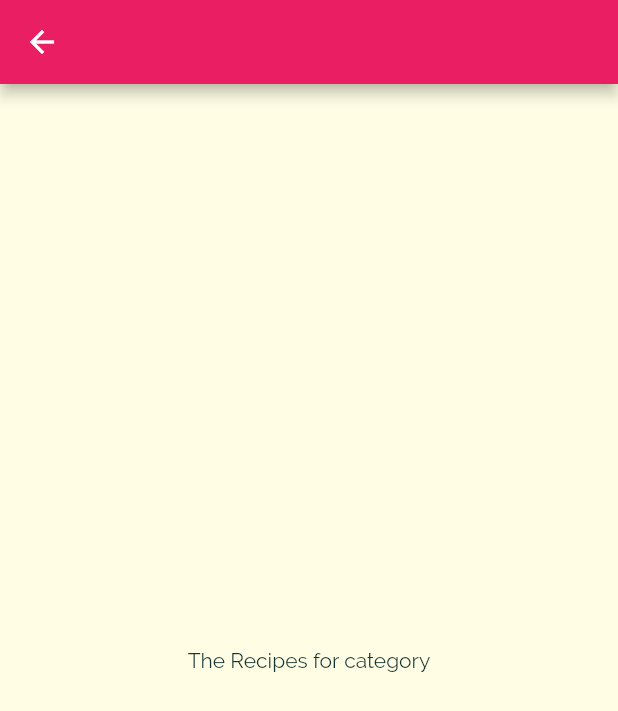
After one commit to AmbujaAK/meals_app_flutter, a Flutter app: the screen it shows after launch, after a tap on "Italian", on a phone screen of 412 x 824 dp. The commit adds this screen. Shown: the top 711 px of the screen. Run offline on Flutter 3.47's test engine with Material 2 defaults, Android fonts, the light colour scheme and no system bars.

Commit message:
category meals page created

```diff
--- a/lib/category_item.dart
+++ b/lib/category_item.dart
@@ -1,13 +1,26 @@
 import 'package:flutter/material.dart';
+import 'package:meals_app_flutter/screens/category_meals_screen.dart';
 
 class CategoryItem extends StatelessWidget {
   final String title;
   final Color color;
   CategoryItem({this.title, this.color});
 
+  void selectCategory(BuildContext context) {
+    Navigator.of(context).push(
+      MaterialPageRoute(
+        builder: (context) => CategoryMealsScreen(),
+      ),
+    );
+  }
+
   @override
   Widget build(BuildContext context) {
-    return Container(
+    return InkWell(
+      onTap: () => selectCategory(context),
+      splashColor: Theme.of(context).primaryColor,
+      borderRadius: BorderRadius.circular(15),
+      child: Container(
         padding: const EdgeInsets.all(15),
         child: Text(
           title,
@@ -24,6 +37,7 @@
           ),
           borderRadius: BorderRadius.circular(15),
         ),
+      ),
     );
   }
 }
--- /dev/null
+++ b/lib/screens/category_meals_screen.dart
@@ -0,0 +1,13 @@
+import 'package:flutter/material.dart';
+
+class CategoryMealsScreen extends StatelessWidget {
+  @override
+  Widget build(BuildContext context) {
+    return Scaffold(
+      appBar: AppBar(),
+      body: Center(
+        child: Text('The Recipes for category'),
+      ),
+    );
+  }
+}
```
Lines whose indentation alone changed are shown as unchanged.
